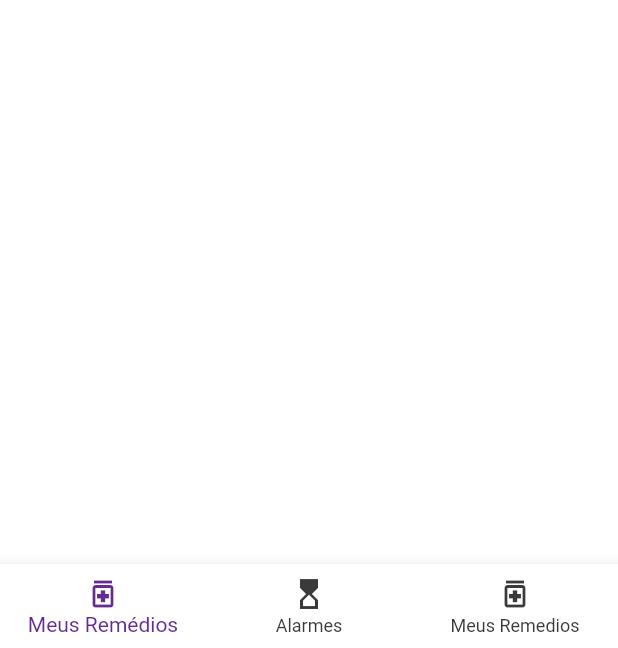
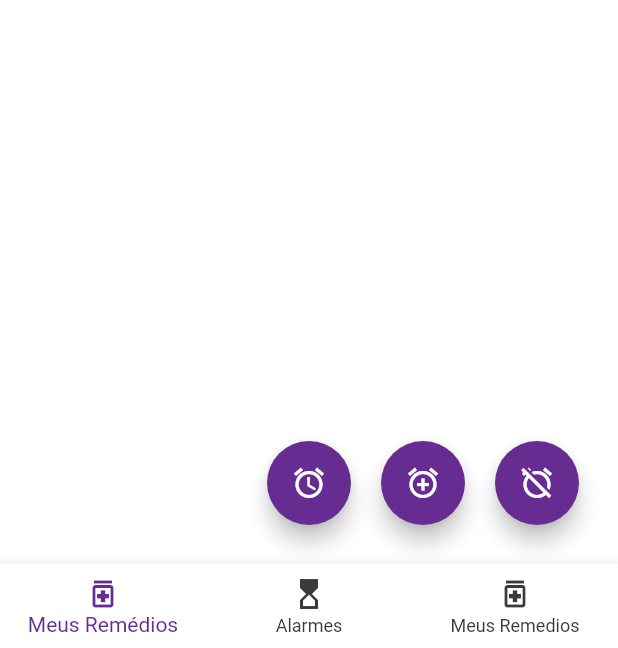
Before and after one commit to davidcbrl/medicine-app, a Flutter app: the screen it shows after launch, on a phone screen of 412 x 824 dp, the part 588-1236 px from its top. Run offline on Flutter 3.47's test engine with Material 2 defaults, Android fonts, the light colour scheme and no system bars; our stand-ins replace awesome_notifications, get, get_storage; Roboto replaces fonts that are missing (Manrope).

Commit message:
Notifications setup

```diff
--- a/lib/main.dart
+++ b/lib/main.dart
@@ -2,22 +2,37 @@ import 'package:flutter/material.dart';
 import 'package:get/get.dart';
 import 'package:get_storage/get_storage.dart';
 import 'package:medicine/controllers/route_controller.dart';
+import 'package:medicine/providers/notification_provider.dart';
 import 'package:medicine/routes/routes.dart';
 
 void main() async {
   await GetStorage.init();
+  await NotificationProvider.init();
   runApp(const MyApp());
 }
 
-class MyApp extends StatelessWidget {
+class MyApp extends StatefulWidget {
+  static final GlobalKey<NavigatorState> navigatorKey = GlobalKey<NavigatorState>();
+
   const MyApp({super.key});
+
+  @override
+  // ignore: library_private_types_in_public_api
+  _MyAppState createState() => _MyAppState();
+}
+
+class _MyAppState extends State<MyApp> {
+  @override
+  void initState() {
+    NotificationProvider.listen();
+    super.initState();
+  }
 
   @override
   Widget build(BuildContext context) {
     return GetMaterialApp(
       title: 'Flutter Demo',
       theme: ThemeData(
-        fontFamily: 'Manrope',
         colorScheme: const ColorScheme.light(
           primary: Color(0xFF662C91),
           secondary: Color(0xFF3A3A3A),
@@ -25,9 +40,12 @@ class MyApp extends StatelessWidget {
           background: Color(0xFFFFFFFF),
         ),
       ),
+      navigatorKey: MyApp.navigatorKey,
+      getPages: getRoutes(),
       initialRoute: '/home',
-      initialBinding: BindingsBuilder(() => Get.put<RouteController>(RouteController())),
-      getPages: getRoutes(),
+      initialBinding: BindingsBuilder(
+        () => Get.put<RouteController>(RouteController()),
+      ),
     );
   }
 }
--- a/lib/pages/home/home.dart
+++ /dev/null
@@ -1,77 +0,0 @@
-import 'package:flutter/material.dart';
-import 'package:get/get.dart';
-import 'package:get_storage/get_storage.dart';
-import 'package:medicine/controllers/route_controller.dart';
-import 'package:medicine/pages/medicines/alarm_page.dart';
-import 'package:medicine/pages/medicines/medicines_page.dart';
-import 'package:medicine/widgets/custom_page_widget.dart';
-
-// ignore: must_be_immutable
-class HomePage extends StatefulWidget {
-  int pageIndex;
-
-  HomePage({super.key, this.pageIndex = 0});
-
-  @override
-  HomePageState createState() => HomePageState();
-}
-
-class HomePageState extends State<HomePage> {
-  GetStorage box = GetStorage();
-  PageController pageController = PageController();
-  RouteController routeController = Get.put(RouteController(), permanent: true);
-
-  @override
-  void initState() {
-    pageController = PageController(initialPage: widget.pageIndex);
-    routeController.pageIndex.value = widget.pageIndex;
-    super.initState();
-  }
-
-  @override
-  Widget build(BuildContext context) {
-    return CustomPageWidget(
-      body: PageView(
-        controller: pageController,
-        physics: const NeverScrollableScrollPhysics(),
-        pageSnapping: false,
-        onPageChanged: (index) {
-          routeController.pageIndex.value = index;
-        },
-        children: const [
-          MedicinesPage(),
-          AlarmPage(),
-          MedicinesPage(),
-        ],
-      ),
-      bottomBar: Obx(
-        () => BottomNavigationBar(
-          backgroundColor: Theme.of(context).colorScheme.background,
-          elevation: 10,
-          currentIndex: routeController.pageIndex.value,
-          type: BottomNavigationBarType.fixed,
-          selectedItemColor: Theme.of(context).colorScheme.primary,
-          unselectedItemColor: Theme.of(context).colorScheme.secondary,
-          items: const [
-            BottomNavigationBarItem(
-              icon: Icon(Icons.medication_outlined),
-              label: 'Meus Remédios',
-            ),
-            BottomNavigationBarItem(
-              icon: Icon(Icons.hourglass_top_outlined),
-              label: 'Alarmes',
-            ),
-            BottomNavigationBarItem(
-              icon: Icon(Icons.medication_outlined),
-              label: 'Meus Remedios',
-            ),
-          ],
-          onTap: (index) {
-            routeController.pageIndex.value = index;
-            pageController.jumpToPage(index);
-          },
-        ),
-      ),
-    );
-  }
-}
--- /dev/null
+++ b/lib/pages/home/home_page.dart
@@ -0,0 +1,170 @@
+import 'package:awesome_notifications/awesome_notifications.dart';
+import 'package:flutter/material.dart';
+import 'package:get/get.dart';
+import 'package:get_storage/get_storage.dart';
+import 'package:medicine/controllers/notification_controller.dart';
+import 'package:medicine/controllers/route_controller.dart';
+import 'package:medicine/pages/medicines/alarm_page.dart';
+import 'package:medicine/pages/medicines/medicines_page.dart';
+import 'package:medicine/utilities/functions.dart';
+import 'package:medicine/widgets/custom_page_widget.dart';
+
+// ignore: must_be_immutable
+class HomePage extends StatefulWidget {
+  int pageIndex;
+
+  HomePage({super.key, this.pageIndex = 0});
+
+  @override
+  HomePageState createState() => HomePageState();
+}
+
+class HomePageState extends State<HomePage> {
+  GetStorage box = GetStorage();
+  PageController pageController = PageController();
+  RouteController routeController = Get.put(RouteController(), permanent: true);
+  NotificationController notificationController = Get.put(NotificationController(), permanent: true);
+
+  @override
+  void initState() {
+    pageController = PageController(initialPage: widget.pageIndex);
+    routeController.pageIndex.value = widget.pageIndex;
+    _requestNotificationPermission(context);
+    super.initState();
+  }
+
+  @override
+  Widget build(BuildContext context) {
+    return CustomPageWidget(
+      body: PageView(
+        controller: pageController,
+        physics: const NeverScrollableScrollPhysics(),
+        pageSnapping: false,
+        onPageChanged: (index) {
+          routeController.pageIndex.value = index;
+        },
+        children: const [
+          MedicinesPage(),
+          AlarmPage(),
+          MedicinesPage(),
+        ],
+      ),
+      floating: Padding(
+        padding: const EdgeInsets.all(10),
+        child: Row(
+          mainAxisAlignment: MainAxisAlignment.end,
+          children: [
+            FloatingActionButton(
+              heroTag: '1',
+              tooltip: 'New medicine notification',
+              backgroundColor: Theme.of(context).colorScheme.primary,
+              onPressed: () => notificationController.createMedicineNotification(),
+              child: const Icon(
+                Icons.alarm_outlined,
+                color: Colors.white,
+              ),
+            ),
+            const SizedBox(width: 20),
+            FloatingActionButton(
+              heroTag: '2',
+              tooltip: 'New medicine notification scheduled',
+              backgroundColor: Theme.of(context).colorScheme.primary,
+              onPressed: () async {
+                NotificationWeekAndTime? pickedSchedule = await pickSchedule(context);
+                if (pickedSchedule != null) {
+                  notificationController.createMedicineNotificationScheduled(pickedSchedule);
+                }
+              },
+              child: const Icon(
+                Icons.alarm_add_outlined,
+                color: Colors.white,
+              ),
+            ),
+            const SizedBox(width: 20),
+            FloatingActionButton(
+              heroTag: '3',
+              tooltip: 'Cancel scheduled notifications',
+              backgroundColor: Theme.of(context).colorScheme.primary,
+              onPressed: () => notificationController.cancelScheduledNotifications(),
+              child: const Icon(
+                Icons.alarm_off_outlined,
+                color: Colors.white,
+              ),
+            ),
+          ],
+        ),
+      ), // This trailing comma makes auto-formatting nicer for build methods.
+      bottomBar: Obx(
+        () => BottomNavigationBar(
+          backgroundColor: Theme.of(context).colorScheme.background,
+          elevation: 10,
+          currentIndex: routeController.pageIndex.value,
+          type: BottomNavigationBarType.fixed,
+          selectedItemColor: Theme.of(context).colorScheme.primary,
+          unselectedItemColor: Theme.of(context).colorScheme.secondary,
+          items: const [
+            BottomNavigationBarItem(
+              icon: Icon(Icons.medication_outlined),
+              label: 'Meus Remédios',
+            ),
+            BottomNavigationBarItem(
+              icon: Icon(Icons.hourglass_top_outlined),
+              label: 'Alarmes',
+            ),
+            BottomNavigationBarItem(
+              icon: Icon(Icons.medication_outlined),
+              label: 'Meus Remedios',
+            ),
+          ],
+          onTap: (index) {
+            routeController.pageIndex.value = index;
+            pageController.jumpToPage(index);
+          },
+        ),
+      ),
+    );
+  }
+
+  void _requestNotificationPermission(BuildContext context) {
+    AwesomeNotifications().isNotificationAllowed().then(
+      (isAllowed) {
+        if (!isAllowed) {
+          showDialog(
+            context: context,
+            builder: (context) => AlertDialog(
+              title: const Text('Allow Notifications'),
+              content: const Text('Our app would like to send you notifications'),
+              actions: [
+                TextButton(
+                  onPressed: () {
+                    Navigator.pop(context);
+                  },
+                  child: const Text(
+                    'Don\'t Allow',
+                    style: TextStyle(
+                      color: Colors.grey,
+                      fontSize: 18,
+                    ),
+                  ),
+                ),
+                TextButton(
+                  onPressed: () => AwesomeNotifications().requestPermissionToSendNotifications().then(
+                    (_) => Navigator.pop(context),
+                  ),
+                  child: const Text(
+                    'Allow',
+                    style: TextStyle(
+                      color: Colors.teal,
+                      fontSize: 18,
+                      fontWeight: FontWeight.bold,
+                    ),
+                  ),
+                ),
+              ],
+            ),
+          );
+        }
+      },
+    );
+  }
+}
--- /dev/null
+++ b/lib/providers/notification_provider.dart
@@ -0,0 +1,100 @@
+import 'package:awesome_notifications/awesome_notifications.dart';
+import 'package:flutter/foundation.dart';
+import 'package:flutter/material.dart';
+import 'package:medicine/main.dart';
+
+class NotificationProvider {
+
+  static Future<void> init() async {
+    AwesomeNotifications().initialize(
+      null,
+      [
+        NotificationChannel(
+          channelKey: 'basic_channel',
+          channelName: 'Basic Notifications',
+          channelDescription: 'Basic Notifications Description',
+          defaultColor: Colors.teal,
+          importance: NotificationImportance.High,
+          channelShowBadge: true,
+        ),
+        NotificationChannel(
+          channelKey: 'scheduled_channel',
+          channelName: 'Scheduled Notifications',
+          channelDescription: 'Scheduled Notifications Description',
+          defaultColor: Colors.teal,
+          importance: NotificationImportance.High,
+          defaultRingtoneType: DefaultRingtoneType.Alarm,
+          playSound: true,
+          locked: true,
+          enableVibration: true,
+          criticalAlerts: true,
+          onlyAlertOnce: false,
+        ),
+      ],
+      debug: true,
+    );
+  }
+
+  static void listen() {
+    AwesomeNotifications().setListeners(
+      onActionReceivedMethod: onActionReceivedMethod,
+      onNotificationCreatedMethod: onNotificationCreatedMethod,
+      onNotificationDisplayedMethod: onNotificationDisplayedMethod,
+      onDismissActionReceivedMethod: onDismissActionReceivedMethod,
+    );
+  }
+
+  /// Use this method to detect when a new notification or a schedule is created
+  @pragma("vm:entry-point")
+  static Future<void> onNotificationCreatedMethod(ReceivedNotification receivedNotification) async {
+    if (kDebugMode) {
+      print('Notification Created on ${receivedNotification.channelKey}');
+    }
+  }
+
+  /// Use this method to detect every time that a new notification is displayed
+  @pragma("vm:entry-point")
+  static Future<void> onNotificationDisplayedMethod(ReceivedNotification receivedNotification) async {
+    if (kDebugMode) {
+      print('Notification Displayed on ${receivedNotification.channelKey}');
+    }
+  }
+
+  /// Use this method to detect if the user dismissed a notification
+  @pragma("vm:entry-point")
+  static Future<void> onDismissActionReceivedMethod(ReceivedAction receivedAction) async {
+    if (kDebugMode) {
+      print('Notification Dismissed on ${receivedAction.channelKey}');
+    }
+  }
+
+  /// Use this method to detect when the user taps on a notification or action button
+  @pragma("vm:entry-point")
+  static Future<void> onActionReceivedMethod(ReceivedAction receivedAction) async {
+    if (kDebugMode) {
+      print('Notification Acted on ${receivedAction.channelKey}');
+    }
+    MyApp.navigatorKey.currentState?.pushNamedAndRemoveUntil(
+      '/home',
+      (Route route) => (route.settings.name != '/home') || route.isFirst,
+      arguments: {'pageIndex': 1},
+    );
+  }
+
+  static Future<void> create({
+    required NotificationContent content,
+    List<NotificationActionButton>? actions,
+    NotificationSchedule? schedule,
+  }) async {
+    await AwesomeNotifications().createNotification(
+      content: content,
+      actionButtons: actions,
+      schedule: schedule,
+    );
+  }
+
+  static Future<void> cancel() async {
+    await AwesomeNotifications().cancelAllSchedules();
+  }
+
+}
--- a/lib/routes/routes.dart
+++ b/lib/routes/routes.dart
@@ -1,7 +1,7 @@
 import 'package:flutter/material.dart';
 import 'package:get/get.dart';
 import 'package:medicine/controllers/route_controller.dart';
-import 'package:medicine/pages/home/home.dart';
+import 'package:medicine/pages/home/home_page.dart';
 
 final routes = [
   GetPage(
--- a/lib/widgets/custom_page_widget.dart
+++ b/lib/widgets/custom_page_widget.dart
@@ -3,6 +3,7 @@ import 'package:flutter/material.dart';
 class CustomPageWidget extends StatelessWidget {
   final PreferredSizeWidget? appBar;
   final Widget? body;
+  final Widget? floating;
   final Widget? bottomBar;
   final bool hasPadding;
 
@@ -10,6 +11,7 @@ class CustomPageWidget extends StatelessWidget {
     super.key,
     this.appBar,
     this.body,
+    this.floating,
     this.bottomBar,
     this.hasPadding = true,
   });
@@ -24,6 +26,7 @@ class CustomPageWidget extends StatelessWidget {
         child: body,
       ),
       bottomNavigationBar: bottomBar,
+      floatingActionButton: floating,
     );
   }
 }
--- a/pubspec.yaml
+++ b/pubspec.yaml
@@ -38,6 +38,7 @@ dependencies:
   cupertino_icons: ^1.0.2
   get: ^4.6.5
   get_storage: ^2.0.3
+  awesome_notifications: ^0.7.4+1
 
 dev_dependencies:
   flutter_test:
```
Also changed, not shown: lib/controllers/notification_controller.dart (added, +60 -0 lines), lib/utilities/functions.dart (added, +93 -0 lines), assets/img/notification_map.png (added), pubspec.lock, 8 other files.
